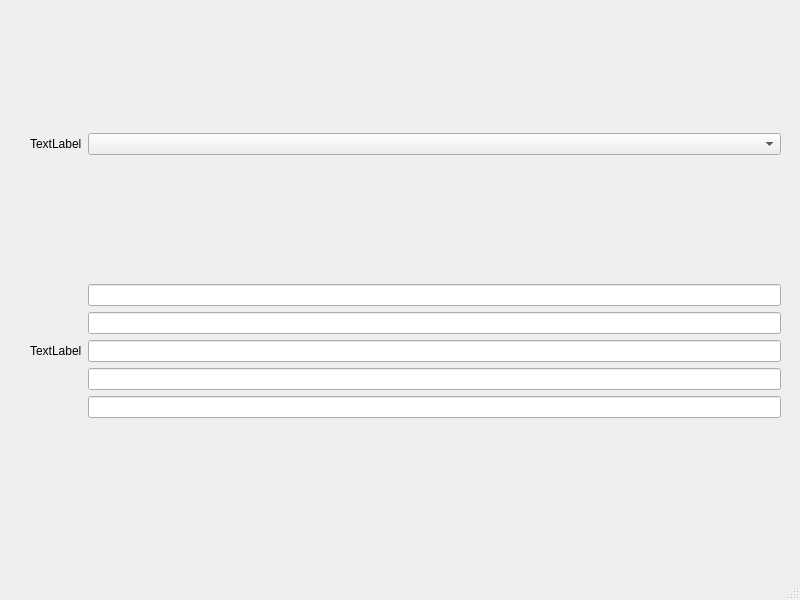
Qt form GES-AT/qt-designer/SampleWindow.ui (feranick/GES_AT) before a commit.
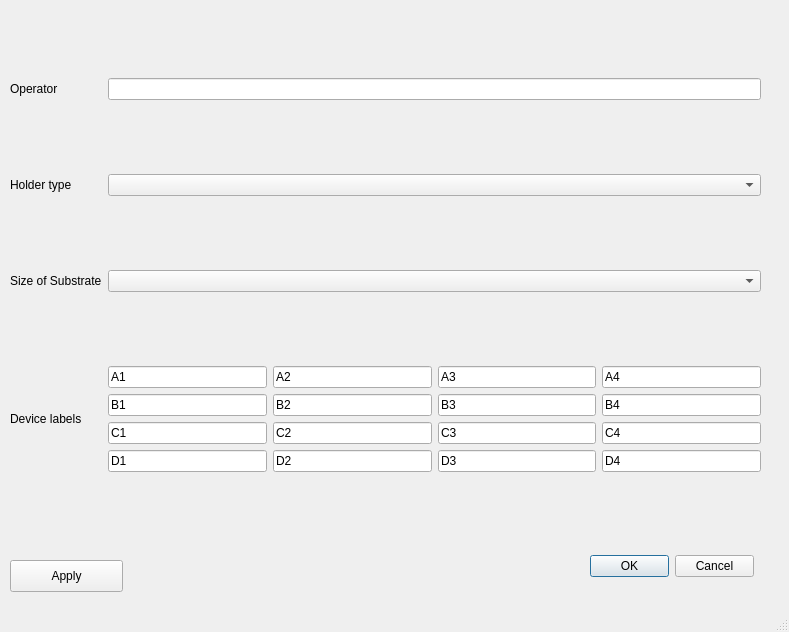
The same form after that commit.

```diff
--- a/GES-AT/qt-designer/SampleWindow.ui
+++ b/GES-AT/qt-designer/SampleWindow.ui
@@ -6,8 +6,8 @@
    <rect>
     <x>0</x>
     <y>0</y>
-    <width>800</width>
-    <height>600</height>
+    <width>789</width>
+    <height>632</height>
    </rect>
   </property>
   <property name="windowTitle">
@@ -17,51 +17,198 @@
    <widget class="QWidget" name="gridLayoutWidget">
     <property name="geometry">
      <rect>
-      <x>30</x>
+      <x>10</x>
       <y>10</y>
       <width>751</width>
       <height>531</height>
      </rect>
     </property>
-    <layout class="QGridLayout" name="gridLayout_2">
-     <item row="0" column="1">
-      <widget class="QComboBox" name="comboBox"/>
-     </item>
-     <item row="0" column="0">
-      <widget class="QLabel" name="label">
+    <layout class="QGridLayout" name="windowGridLayout">
+     <item row="3" column="0">
+      <widget class="QLabel" name="devLabel">
        <property name="text">
-        <string>TextLabel</string>
+        <string>Device labels</string>
        </property>
       </widget>
      </item>
-     <item row="1" column="1">
-      <layout class="QVBoxLayout" name="verticalLayout_2">
-       <item>
-        <widget class="QLineEdit" name="lineEdit"/>
+     <item row="3" column="2">
+      <layout class="QGridLayout" name="devGridLayout">
+       <item row="0" column="0">
+        <widget class="QLineEdit" name="devA1Text">
+         <property name="text">
+          <string>A1</string>
+         </property>
+        </widget>
        </item>
-       <item>
-        <widget class="QLineEdit" name="lineEdit_2"/>
+       <item row="1" column="0">
+        <widget class="QLineEdit" name="devB1Text">
+         <property name="text">
+          <string>B1</string>
+         </property>
+        </widget>
        </item>
-       <item>
-        <widget class="QLineEdit" name="lineEdit_3"/>
+       <item row="2" column="0">
+        <widget class="QLineEdit" name="devC1Text">
+         <property name="text">
+          <string>C1</string>
+         </property>
+        </widget>
        </item>
-       <item>
-        <widget class="QLineEdit" name="lineEdit_4"/>
+       <item row="3" column="0">
+        <widget class="QLineEdit" name="devD1Text">
+         <property name="text">
+          <string>D1</string>
+         </property>
+        </widget>
        </item>
-       <item>
-        <widget class="QLineEdit" name="lineEdit_5"/>
+       <item row="0" column="1">
+        <widget class="QLineEdit" name="devA2Text">
+         <property name="text">
+          <string>A2</string>
+         </property>
+        </widget>
+       </item>
+       <item row="0" column="2">
+        <widget class="QLineEdit" name="devA3Text">
+         <property name="text">
+          <string>A3</string>
+         </property>
+        </widget>
+       </item>
+       <item row="0" column="3">
+        <widget class="QLineEdit" name="devA4Text">
+         <property name="text">
+          <string>A4</string>
+         </property>
+        </widget>
+       </item>
+       <item row="1" column="1">
+        <widget class="QLineEdit" name="devB2Text">
+         <property name="text">
+          <string>B2</string>
+         </property>
+        </widget>
+       </item>
+       <item row="1" column="2">
+        <widget class="QLineEdit" name="devB3Text">
+         <property name="text">
+          <string>B3</string>
+         </property>
+        </widget>
+       </item>
+       <item row="1" column="3">
+        <widget class="QLineEdit" name="devB4Text">
+         <property name="text">
+          <string>B4</string>
+         </property>
+        </widget>
+       </item>
+       <item row="2" column="1">
+        <widget class="QLineEdit" name="devC2Text">
+         <property name="text">
+          <string>C2</string>
+         </property>
+        </widget>
+       </item>
+       <item row="2" column="2">
+        <widget class="QLineEdit" name="devC3Text">
+         <property name="text">
+          <string>C3</string>
+         </property>
+        </widget>
+       </item>
+       <item row="2" column="3">
+        <widget class="QLineEdit" name="devC4Text">
+         <property name="text">
+          <string>C4</string>
+         </property>
+        </widget>
+       </item>
+       <item row="3" column="1">
+        <widget class="QLineEdit" name="devD2Text">
+         <property name="text">
+          <string>D2</string>
+         </property>
+        </widget>
+       </item>
+       <item row="3" column="2">
+        <widget class="QLineEdit" name="devD3Text">
+         <property name="text">
+          <string>D3</string>
+         </property>
+        </widget>
+       </item>
+       <item row="3" column="3">
+        <widget class="QLineEdit" name="devD4Text">
+         <property name="text">
+          <string>D4</string>
+         </property>
+        </widget>
        </item>
       </layout>
      </item>
+     <item row="2" column="2">
+      <widget class="QComboBox" name="sizeSubsCBox"/>
+     </item>
+     <item row="0" column="2">
+      <widget class="QLineEdit" name="operatorText">
+       <property name="text">
+        <string/>
+       </property>
+      </widget>
+     </item>
+     <item row="2" column="0">
+      <widget class="QLabel" name="sizeSubsLabel">
+       <property name="text">
+        <string>Size of Substrate</string>
+       </property>
+      </widget>
+     </item>
+     <item row="0" column="0">
+      <widget class="QLabel" name="operatorLabel">
+       <property name="text">
+        <string>Operator</string>
+       </property>
+      </widget>
+     </item>
      <item row="1" column="0">
       <widget class="QLabel" name="label_2">
        <property name="text">
-        <string>TextLabel</string>
+        <string>Holder type</string>
        </property>
       </widget>
      </item>
+     <item row="1" column="2">
+      <widget class="QComboBox" name="holderTypeCBox"/>
+     </item>
     </layout>
    </widget>
+   <widget class="QPushButton" name="applyButton">
+    <property name="geometry">
+     <rect>
+      <x>10</x>
+      <y>560</y>
+      <width>113</width>
+      <height>32</height>
+     </rect>
+    </property>
+    <property name="text">
+     <string>Apply</string>
+    </property>
+   </widget>
+   <widget class="QDialogButtonBox" name="buttonBox">
+    <property name="geometry">
+     <rect>
+      <x>590</x>
+      <y>550</y>
+      <width>164</width>
+      <height>32</height>
+     </rect>
+    </property>
+    <property name="standardButtons">
+     <set>QDialogButtonBox::Cancel|QDialogButtonBox::Ok</set>
+    </property>
+   </widget>
   </widget>
   <widget class="QMenuBar" name="menubar">
    <property name="geometry">
```
Left out of the diff: 4 changed lines with no effect on the pictures.
